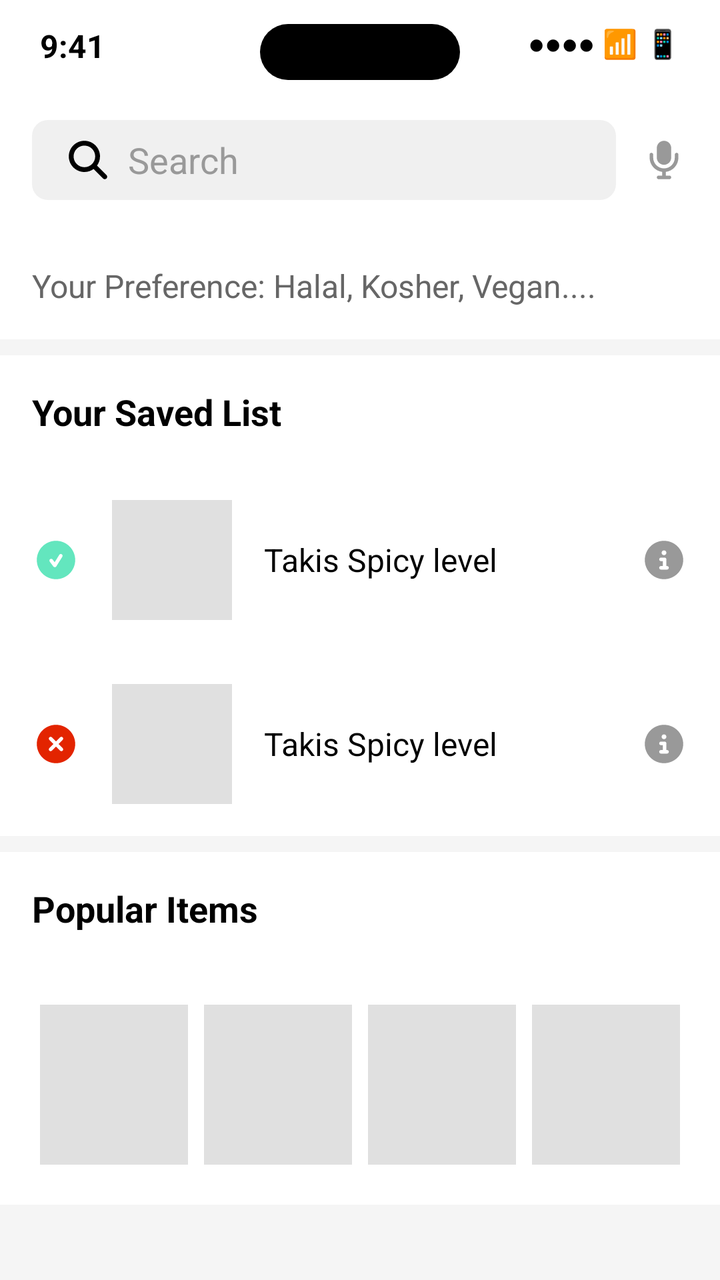
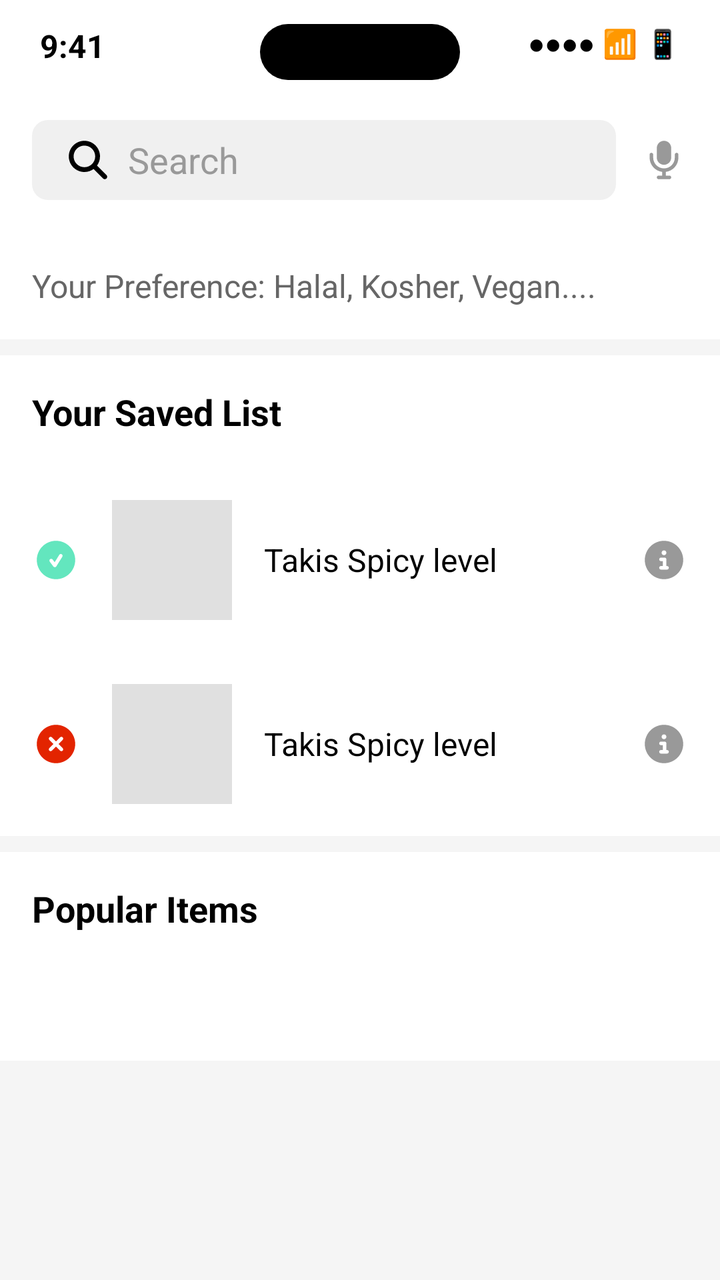

Compare the two renders of this Android layout. The source of the first and the diff that turns it into the second are given below.
<!-- AndroidManifest.xml: application theme Theme.DietaryScanner -->
<!-- res/layout/fragment_home.xml -->
<?xml version="1.0" encoding="utf-8"?>
<androidx.constraintlayout.widget.ConstraintLayout xmlns:android="http://schemas.android.com/apk/res/android"
    xmlns:app="http://schemas.android.com/apk/res-auto"
    android:layout_width="match_parent"
    android:layout_height="match_parent"
    android:background="#F5F5F5">

    
    <RelativeLayout
        android:id="@+id/statusBar"
        android:layout_width="match_parent"
        android:layout_height="44dp"
        android:background="#FFFFFF"
        android:paddingHorizontal="20dp"
        android:paddingTop="12dp"
        app:layout_constraintTop_toTopOf="parent"
        app:layout_constraintStart_toStartOf="parent"
        app:layout_constraintEnd_toEndOf="parent">

        <TextView
            android:layout_width="wrap_content"
            android:layout_height="wrap_content"
            android:text="9:41"
            android:textColor="#000000"
            android:textSize="16sp"
            android:textStyle="bold"
            android:layout_alignParentStart="true" />

        
        <View
            android:layout_width="100dp"
            android:layout_height="28dp"
            android:background="@drawable/dynamic_island_bg"
            android:layout_centerHorizontal="true" />

        
        <LinearLayout
            android:layout_width="wrap_content"
            android:layout_height="wrap_content"
            android:orientation="horizontal"
            android:layout_alignParentEnd="true"
            android:gravity="center_vertical">

            <TextView
                android:layout_width="wrap_content"
                android:layout_height="wrap_content"
                android:text="●●●●"
                android:textColor="#000000"
                android:layout_marginEnd="4dp" />

            <TextView
                android:layout_width="wrap_content"
                android:layout_height="wrap_content"
                android:text="📶"
                android:layout_marginEnd="4dp" />

            <TextView
                android:layout_width="wrap_content"
                android:layout_height="wrap_content"
                android:text="📱"
                android:textColor="#000000" />
        </LinearLayout>
    </RelativeLayout>

    
    <LinearLayout
        android:id="@+id/searchBar"
        android:layout_width="match_parent"
        android:layout_height="wrap_content"
        android:background="#FFFFFF"
        android:padding="16dp"
        app:layout_constraintTop_toBottomOf="@id/statusBar"
        app:layout_constraintStart_toStartOf="parent"
        app:layout_constraintEnd_toEndOf="parent">

        <EditText
            android:layout_width="0dp"
            android:layout_height="40dp"
            android:layout_weight="1"
            android:background="@drawable/search_bg"
            android:hint="Search"
            android:textColorHint="#999999"
            android:paddingStart="16dp"
            android:paddingEnd="16dp"
            android:drawableStart="@drawable/ic_search"
            android:drawablePadding="8dp" />

        <ImageView
            android:layout_width="24dp"
            android:layout_height="24dp"
            android:layout_marginStart="12dp"
            android:layout_gravity="center_vertical"
            android:src="@drawable/ic_microphone"
            app:tint="#999999" />
    </LinearLayout>

    
    <ScrollView
        android:id="@+id/mainContent"
        android:layout_width="match_parent"
        android:layout_height="0dp"
        app:layout_constraintTop_toBottomOf="@id/searchBar"
        app:layout_constraintStart_toStartOf="parent"
        app:layout_constraintEnd_toEndOf="parent">

        <LinearLayout
            android:layout_width="match_parent"
            android:layout_height="wrap_content"
            android:orientation="vertical">

            
            <LinearLayout
                android:id="@+id/preferenceSection"
                android:layout_width="match_parent"
                android:layout_height="wrap_content"
                android:background="#FFFFFF"
                android:padding="16dp"
                android:layout_marginBottom="8dp">

                <TextView
                    android:layout_width="match_parent"
                    android:layout_height="wrap_content"
                    android:text="Your Preference: Halal, Kosher, Vegan...."
                    android:textColor="#666666"
                    android:textSize="16sp" />
            </LinearLayout>

            
            <LinearLayout
                android:id="@+id/savedListSection"
                android:layout_width="match_parent"
                android:layout_height="wrap_content"
                android:orientation="vertical"
                android:background="#FFFFFF"
                android:layout_marginBottom="8dp">

                <TextView
                    android:id="@+id/savedListTitle"
                    android:layout_width="match_parent"
                    android:layout_height="wrap_content"
                    android:text="Your Saved List"
                    android:textColor="#000000"
                    android:textSize="18sp"
                    android:textStyle="bold"
                    android:padding="16dp"
                    android:paddingBottom="8dp" />

                
                <LinearLayout
                    android:id="@+id/savedItem1"
                    android:layout_width="match_parent"
                    android:layout_height="wrap_content"
                    android:orientation="horizontal"
                    android:padding="16dp"
                    android:gravity="center_vertical">

                    
                    <View
                        android:layout_width="24dp"
                        android:layout_height="24dp"
                        android:background="@drawable/green_check_circle"
                        android:layout_marginEnd="16dp" />

                    
                    <View
                        android:layout_width="60dp"
                        android:layout_height="60dp"
                        android:background="#E0E0E0"
                        android:layout_marginEnd="16dp" />

                    <TextView
                        android:layout_width="0dp"
                        android:layout_height="wrap_content"
                        android:layout_weight="1"
                        android:text="Takis Spicy level"
                        android:textColor="#000000"
                        android:textSize="16sp" />

                    <ImageView
                        android:layout_width="24dp"
                        android:layout_height="24dp"
                        android:src="@drawable/ic_info"
                        app:tint="#999999" />
                </LinearLayout>

                
                <LinearLayout
                    android:id="@+id/savedItem2"
                    android:layout_width="match_parent"
                    android:layout_height="wrap_content"
                    android:orientation="horizontal"
                    android:padding="16dp"
                    android:gravity="center_vertical">

                    
                    <View
                        android:layout_width="24dp"
                        android:layout_height="24dp"
                        android:background="@drawable/red_x_circle"
                        android:layout_marginEnd="16dp" />

                    
                    <View
                        android:layout_width="60dp"
                        android:layout_height="60dp"
                        android:background="#E0E0E0"
                        android:layout_marginEnd="16dp" />

                    <TextView
                        android:layout_width="0dp"
                        android:layout_height="wrap_content"
                        android:layout_weight="1"
                        android:text="Takis Spicy level"
                        android:textColor="#000000"
                        android:textSize="16sp" />

                    <ImageView
                        android:layout_width="24dp"
                        android:layout_height="24dp"
                        android:src="@drawable/ic_info"
                        app:tint="#999999" />
                </LinearLayout>
            </LinearLayout>

            
            <LinearLayout
                android:id="@+id/popularItemsSection"
                android:layout_width="match_parent"
                android:layout_height="wrap_content"
                android:orientation="vertical"
                android:background="#FFFFFF">

                <TextView
                    android:id="@+id/popularItemsTitle"
                    android:layout_width="match_parent"
                    android:layout_height="wrap_content"
                    android:text="Popular Items"
                    android:textColor="#000000"
                    android:textSize="18sp"
                    android:textStyle="bold"
                    android:padding="16dp"
                    android:paddingBottom="8dp" />

                
                <GridLayout
                    android:id="@+id/popularItemsGrid"
                    android:layout_width="match_parent"
                    android:layout_height="wrap_content"
                    android:columnCount="4"
                    android:padding="16dp"
                    android:paddingTop="8dp">

                    
                    <View
                        android:layout_width="0dp"
                        android:layout_height="80dp"
                        android:layout_columnWeight="1"
                        android:layout_margin="4dp"
                        android:background="#E0E0E0" />

                    
                    <View
                        android:layout_width="0dp"
                        android:layout_height="80dp"
                        android:layout_columnWeight="1"
                        android:layout_margin="4dp"
                        android:background="#E0E0E0" />

                    
                    <View
                        android:layout_width="0dp"
                        android:layout_height="80dp"
                        android:layout_columnWeight="1"
                        android:layout_margin="4dp"
                        android:background="#E0E0E0" />

                    
                    <View
                        android:layout_width="0dp"
                        android:layout_height="80dp"
                        android:layout_columnWeight="1"
                        android:layout_margin="4dp"
                        android:background="#E0E0E0" />
                </GridLayout>
            </LinearLayout>
        </LinearLayout>
    </ScrollView>


</androidx.constraintlayout.widget.ConstraintLayout>
<!-- resources referenced by this layout -->
<resources>
  <!-- drawable dynamic_island_bg (drawable) -->
  <?xml version="1.0" encoding="utf-8"?>
  <shape xmlns:android="http://schemas.android.com/apk/res/android"
      android:shape="rectangle">
      <corners android:radius="14dp" /> <solid android:color="#000000" />
  </shape>
  <!-- drawable green_check_circle (drawable) -->
  <vector xmlns:android="http://schemas.android.com/apk/res/android" android:height="24dp" android:viewportHeight="640" android:viewportWidth="640" android:width="24dp">
        
      <path android:fillColor="#63E6BE" android:pathData="M320,576C461.4,576 576,461.4 576,320C576,178.6 461.4,64 320,64C178.6,64 64,178.6 64,320C64,461.4 178.6,576 320,576zM404.4,276.7L324.4,404.7C320.2,411.4 313,415.6 305.1,416C297.2,416.4 289.6,412.8 284.9,406.4L236.9,342.4C228.9,331.8 231.1,316.8 241.7,308.8C252.3,300.8 267.3,303 275.3,313.6L302.3,349.6L363.7,251.3C370.7,240.1 385.5,236.6 396.8,243.7C408.1,250.8 411.5,265.5 404.4,276.8z"/>
      
  </vector>
  <!-- drawable ic_info (drawable) -->
  <vector xmlns:android="http://schemas.android.com/apk/res/android"
      android:width="24dp"
      android:height="24dp"
      android:viewportWidth="640"
      android:viewportHeight="640">
    <path
        android:fillColor="#FF000000"
        android:pathData="M320,576C461.4,576 576,461.4 576,320C576,178.6 461.4,64 320,64C178.6,64 64,178.6 64,320C64,461.4 178.6,576 320,576zM288,224C288,206.3 302.3,192 320,192C337.7,192 352,206.3 352,224C352,241.7 337.7,256 320,256C302.3,256 288,241.7 288,224zM280,288L328,288C341.3,288 352,298.7 352,312L352,400L360,400C373.3,400 384,410.7 384,424C384,437.3 373.3,448 360,448L280,448C266.7,448 256,437.3 256,424C256,410.7 266.7,400 280,400L304,400L304,336L280,336C266.7,336 256,325.3 256,312C256,298.7 266.7,288 280,288z"/>
  </vector>
  <!-- drawable ic_search (drawable) -->
  <vector xmlns:android="http://schemas.android.com/apk/res/android" android:height="24dp" android:viewportHeight="640" android:viewportWidth="640" android:width="24dp">
        
      <path android:fillColor="#FF000000" android:pathData="M480,272C480,317.9 465.1,360.3 440,394.7L566.6,521.4C579.1,533.9 579.1,554.2 566.6,566.7C554.1,579.2 533.8,579.2 521.3,566.7L394.7,440C360.3,465.1 317.9,480 272,480C157.1,480 64,386.9 64,272C64,157.1 157.1,64 272,64C386.9,64 480,157.1 480,272zM272,416C351.5,416 416,351.5 416,272C416,192.5 351.5,128 272,128C192.5,128 128,192.5 128,272C128,351.5 192.5,416 272,416z"/>
      
  </vector>
  <!-- drawable red_x_circle (drawable) -->
  <vector xmlns:android="http://schemas.android.com/apk/res/android" android:height="24dp" android:viewportHeight="640" android:viewportWidth="640" android:width="24dp">
        
      <path android:fillColor="#e32400" android:pathData="M320,576C461.4,576 576,461.4 576,320C576,178.6 461.4,64 320,64C178.6,64 64,178.6 64,320C64,461.4 178.6,576 320,576zM231,231C240.4,221.6 255.6,221.6 264.9,231L319.9,286L374.9,231C384.3,221.6 399.5,221.6 408.8,231C418.1,240.4 418.2,255.6 408.8,264.9L353.8,319.9L408.8,374.9C418.2,384.3 418.2,399.5 408.8,408.8C399.4,418.1 384.2,418.2 374.9,408.8L319.9,353.8L264.9,408.8C255.5,418.2 240.3,418.2 231,408.8C221.7,399.4 221.6,384.2 231,374.9L286,319.9L231,264.9C221.6,255.5 221.6,240.3 231,231z"/>
      
  </vector>
  <!-- drawable search_bg (drawable) -->
  <?xml version="1.0" encoding="utf-8"?>
  <shape xmlns:android="http://schemas.android.com/apk/res/android"
      android:shape="rectangle">
      <corners android:radius="8dp" /> <solid android:color="#F0F0F0" /> </shape>
  <style name="Theme.DietaryScanner" parent="Base.Theme.DietaryScanner" />
  <style name="Base.Theme.DietaryScanner" parent="Theme.Material3.DayNight.NoActionBar">
          
          
      </style>
  <!-- unchanged entries left out for length: 1 -->
</resources>

<!-- the commit's change to res/layout/fragment_home.xml (unified diff, before → after) -->
@@ -223,6 +223,7 @@
             </LinearLayout>
 
             
+            
             <LinearLayout
                 android:id="@+id/popularItemsSection"
                 android:layout_width="match_parent"
@@ -241,48 +242,18 @@
                     android:padding="16dp"
                     android:paddingBottom="8dp" />
 
-                
-                <GridLayout
-                    android:id="@+id/popularItemsGrid"
-                    android:layout_width="match_parent"
-                    android:layout_height="wrap_content"
-                    android:columnCount="4"
-                    android:padding="16dp"
-                    android:paddingTop="8dp">
-
-                    
-                    <View
-                        android:layout_width="0dp"
-                        android:layout_height="80dp"
-                        android:layout_columnWeight="1"
-                        android:layout_margin="4dp"
-                        android:background="#E0E0E0" />
-
-                    
-                    <View
-                        android:layout_width="0dp"
-                        android:layout_height="80dp"
-                        android:layout_columnWeight="1"
-                        android:layout_margin="4dp"
-                        android:background="#E0E0E0" />
-
-                    
-                    <View
-                        android:layout_width="0dp"
-                        android:layout_height="80dp"
-                        android:layout_columnWeight="1"
-                        android:layout_margin="4dp"
-                        android:background="#E0E0E0" />
-
-                    
-                    <View
-                        android:layout_width="0dp"
-                        android:layout_height="80dp"
-                        android:layout_columnWeight="1"
-                        android:layout_margin="4dp"
-                        android:background="#E0E0E0" />
-                </GridLayout>
+                <androidx.recyclerview.widget.RecyclerView
+                    android:id="@+id/popularRecycler"
+                    android:layout_width="match_parent"
+                    android:layout_height="wrap_content"
+                    android:layout_gravity="center"
+                    android:gravity="center"
+                    android:layout_marginTop="16dp"
+                    android:layout_marginBottom="16dp"
+
+                    android:padding="8dp"/>
             </LinearLayout>
+
         </LinearLayout>
     </ScrollView>
 
